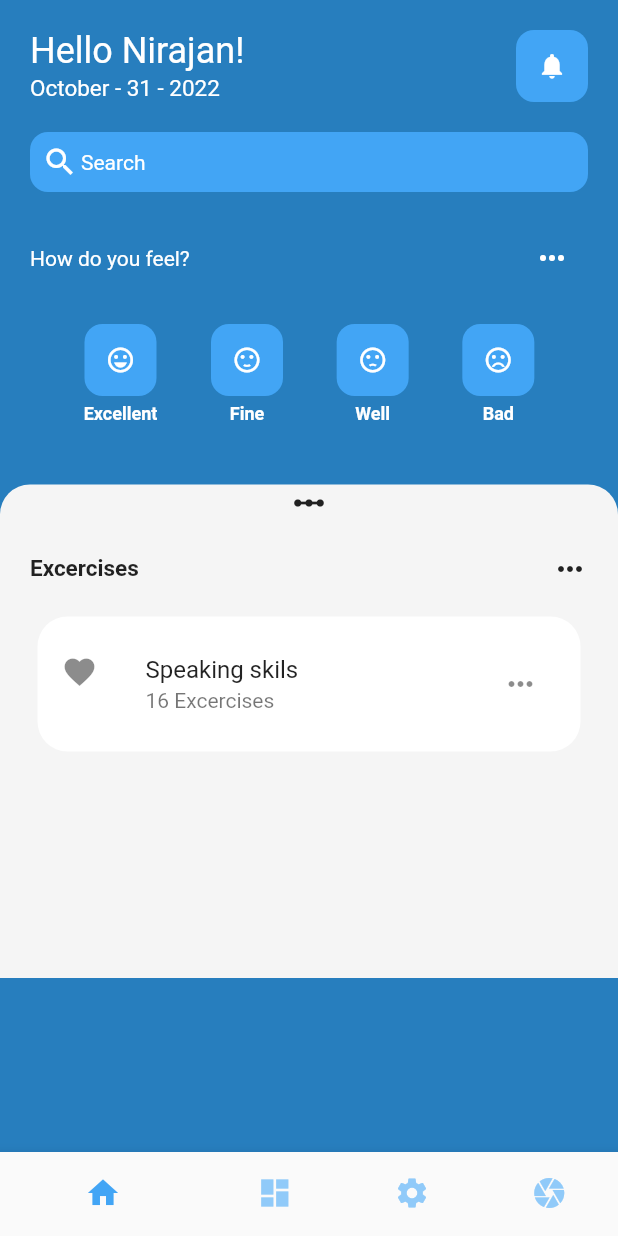
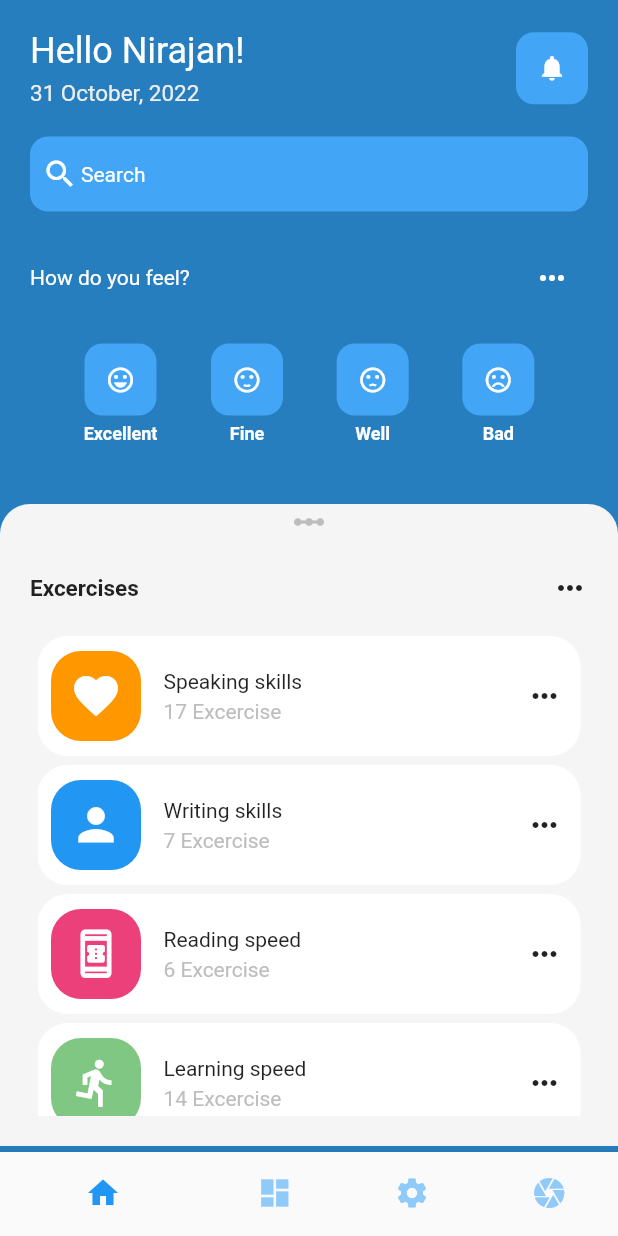
Before and after one commit to Nirajan1/dribblecopy, a Flutter app: the screen it shows after launch, on a phone screen of 412 x 824 dp. Run offline on Flutter 3.47's test engine with Material 2 defaults, Android fonts, the light colour scheme and no system bars; our stand-ins replace get.

Commit message:
listview updated

```diff
--- a/lib/view/home.dart
+++ b/lib/view/home.dart
@@ -1,4 +1,5 @@
 import 'package:copyd/utli/emoticon_rating.dart';
+import 'package:copyd/widgets/excercise_list_widget.dart';
 import 'package:flutter/material.dart';
 import 'package:get/route_manager.dart';
 import 'package:intl/intl.dart';
@@ -15,7 +16,7 @@ class HomePage extends StatelessWidget {
           // backgroundColor: const Color(0xff277ebe),
           showSelectedLabels: false,
           showUnselectedLabels: false,
-          selectedItemColor: Colors.blue[400],
+          selectedItemColor: Colors.blue[500],
           unselectedItemColor: Colors.blue[200],
           items: const [
             BottomNavigationBarItem(icon: Icon(Icons.home), label: 'Home'),
@@ -49,14 +50,14 @@ class HomePage extends StatelessWidget {
                                   TextStyle(fontSize: 24, color: Colors.white),
                             ),
                             const SizedBox(
-                              height: 2.0,
+                              height: 5.0,
                             ),
                             Text(
-                              DateFormat('MMMM - dd - y')
+                              DateFormat('dd MMMM, y')
                                   .format(time), //gives current date/time/year
-                              style: const TextStyle(
+                              style: TextStyle(
                                 fontSize: 15,
-                                color: Colors.white,
+                                color: Colors.grey.shade200,
                               ),
                             ),
                           ],
@@ -81,6 +82,7 @@ class HomePage extends StatelessWidget {
 
                     Container(
                       //static searchbar design //
+                      height: 50,
                       decoration: BoxDecoration(
                         color: Colors.blue[400],
                         borderRadius: BorderRadius.circular(12),
@@ -176,7 +178,7 @@ class HomePage extends StatelessWidget {
               ),
               Container(
                 width: Get.size.width,
-                height: 329,
+                height: 428,
                 decoration: BoxDecoration(
                   color: Colors.grey.shade100,
                   borderRadius: const BorderRadius.only(
@@ -186,9 +188,13 @@ class HomePage extends StatelessWidget {
                 ),
                 child: Column(
                   children: [
-                    const Center(
-                      child: Icon(Icons.linear_scale_sharp),
+                    Center(
+                      child: Icon(
+                        Icons.linear_scale_sharp,
+                        color: Colors.grey.shade400,
+                      ),
                     ),
+                    // container title
                     Padding(
                       padding: const EdgeInsets.all(20.0),
                       child: Row(
@@ -203,27 +209,58 @@ class HomePage extends StatelessWidget {
                         ],
                       ),
                     ),
+                    //  container title ends here!
                     Padding(
                       padding: const EdgeInsets.only(left: 25, right: 25),
                       child: Container(
-                        height: 90,
-                        decoration: const BoxDecoration(
-                          color: Colors.white,
-                          borderRadius: BorderRadius.all(
-                            Radius.circular(20.0),
-                          ),
-                        ),
-                        child: Center(
-                          child: ListTile(
-                            // leading: ,
-                            title: const Text("Speaking skils"),
-                            subtitle: const Text("16 Excercises"),
-                            leading: const Icon(Icons.favorite),
-                            trailing: IconButton(
-                              onPressed: () {},
-                              icon: const Icon(Icons.more_horiz),
+                        height: 320,
+                        decoration: const BoxDecoration(),
+                        child: ListView(
+                          shrinkWrap: true,
+                          children: [
+                            const ExcercisesListView(
+                              title: 'Speaking skills',
+                              subtTitle: '17 Excercise',
+                              iconColor: Colors.white,
+                              displayIcon: Icon(Icons.favorite),
+                              displayColor: Colors.orange,
                             ),
-                          ),
+                            const SizedBox(
+                              height: 6,
+                            ),
+                            const ExcercisesListView(
+                              title: 'Writing skills',
+                              subtTitle: '7 Excercise',
+                              iconColor: Colors.white,
+                              displayIcon: Icon(Icons.person),
+                              displayColor: Colors.blue,
+                            ),
+                            const SizedBox(
+                              height: 6,
+                            ),
+                            ExcercisesListView(
+                              title: 'Reading speed',
+                              subtTitle: '6 Excercise',
+                              iconColor: Colors.white,
+                              displayIcon:
+                                  const Icon(Icons.book_online_outlined),
+                              displayColor: Colors.pink.shade400,
+                            ),
+                            const SizedBox(
+                              height: 6,
+                            ),
+                            ExcercisesListView(
+                              title: 'Learning speed',
+                              subtTitle: '14 Excercise',
+                              iconColor: Colors.white,
+                              displayIcon:
+                                  const Icon(Icons.directions_run_outlined),
+                              displayColor: Colors.green.shade300,
+                            ),
+                            const SizedBox(
+                              height: 6,
+                            ),
+                          ],
                         ),
                       ),
                     ),
--- /dev/null
+++ b/lib/widgets/excercise_list_widget.dart
@@ -0,0 +1,76 @@
+import 'package:flutter/material.dart';
+
+class ExcercisesListView extends StatelessWidget {
+  final String title;
+  final String subtTitle;
+  final Icon displayIcon;
+  final Color displayColor;
+  final Color iconColor;
+  const ExcercisesListView({
+    Key? key,
+    required this.title,
+    required this.displayIcon,
+    required this.subtTitle,
+    required this.displayColor,
+    required this.iconColor,
+  }) : super(key: key);
+
+  @override
+  Widget build(BuildContext context) {
+    return Container(
+      height: 80,
+      decoration: const BoxDecoration(
+        color: Colors.white,
+        borderRadius: BorderRadius.all(
+          Radius.circular(20.0),
+        ),
+      ),
+      child: Row(
+        mainAxisAlignment: MainAxisAlignment.spaceBetween,
+        children: [
+          Row(
+            children: [
+              const SizedBox(
+                width: 9,
+              ),
+              Container(
+                width: 60,
+                height: 60,
+                decoration: BoxDecoration(
+                  color: displayColor,
+                  borderRadius: BorderRadius.circular(20),
+                ),
+                child: IconButton(
+                  color: iconColor,
+                  iconSize: 35,
+                  onPressed: () {},
+                  icon: displayIcon,
+                ),
+              ),
+              const SizedBox(
+                width: 15,
+              ),
+              Column(
+                crossAxisAlignment: CrossAxisAlignment.start,
+                mainAxisAlignment: MainAxisAlignment.center,
+                children: [
+                  Text(title),
+                  const SizedBox(
+                    height: 4,
+                  ),
+                  Text(
+                    subtTitle,
+                    style: TextStyle(
+                      color: Colors.grey.shade400,
+                    ),
+                  ),
+                ],
+              ),
+            ],
+          ),
+          IconButton(onPressed: () {}, icon: const Icon(Icons.more_horiz))
+        ],
+      ),
+    );
+  }
+}
```
